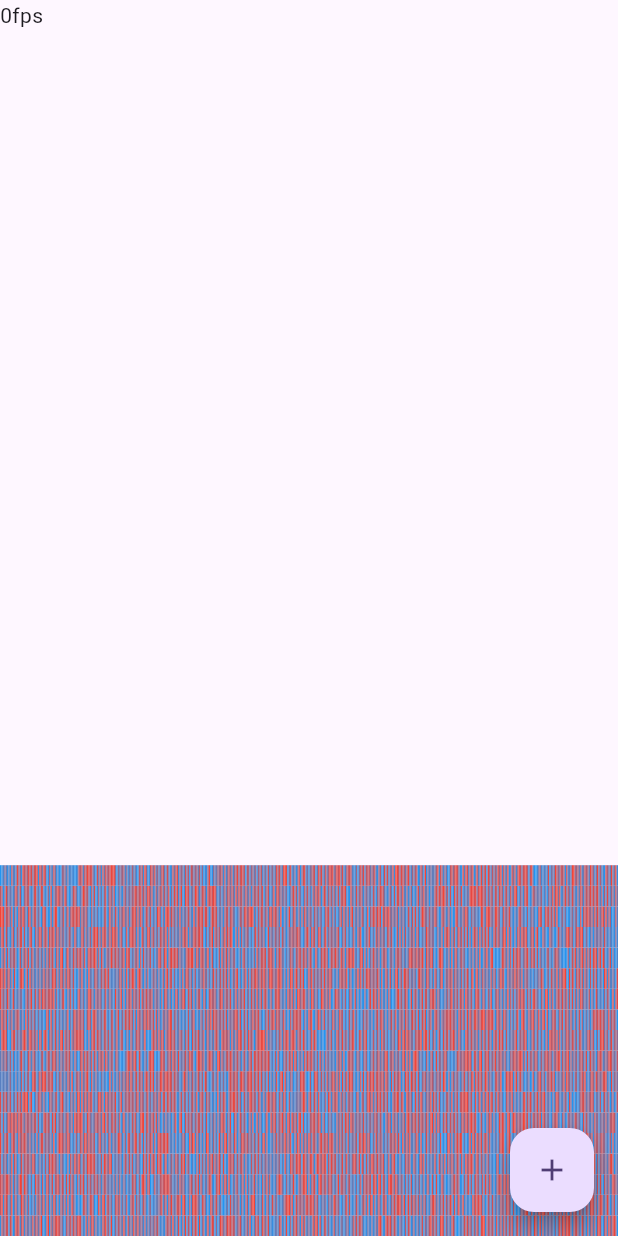
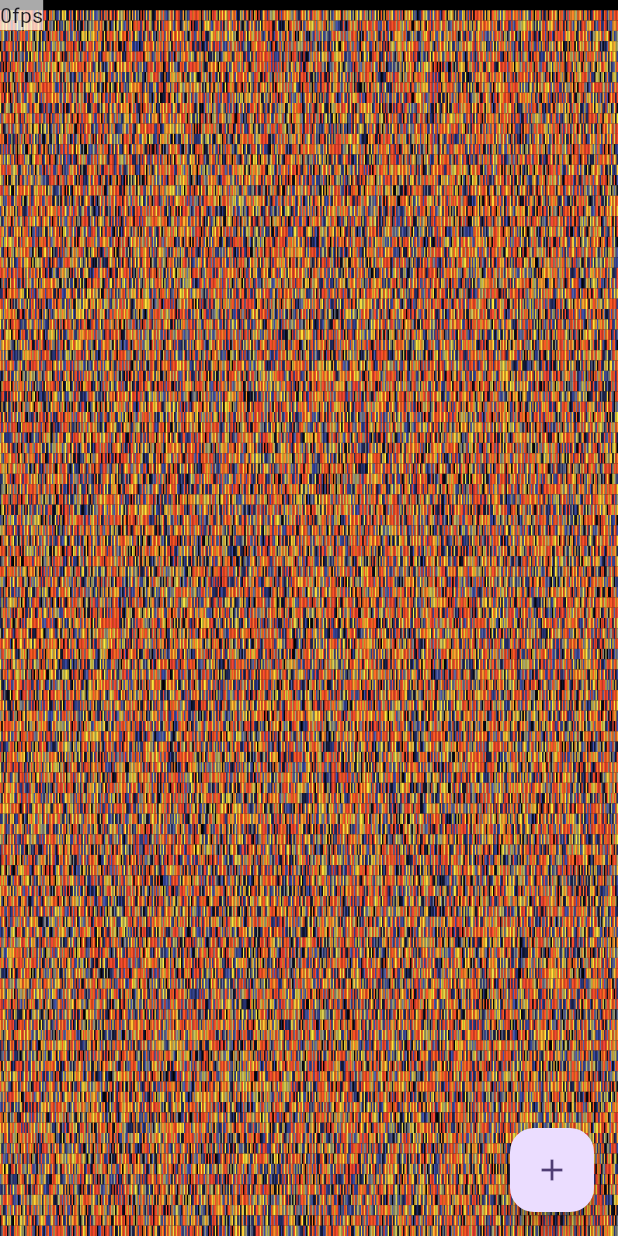
Before and after one commit to CultrCamp/fl_tidal101, a Flutter app: the screen it shows after launch, after a tap on the "add" icon, on a phone screen of 412 x 824 dp. Run offline on Flutter 3.47's test engine with Material 3 defaults, Android fonts, the phone set to English and light mode, and no system bars; our stand-ins replace get.

Commit message:
좀 더 예쁘게 만들어야하는데

```diff
--- /dev/null
+++ b/lib/const/routes.dart
@@ -0,0 +1,12 @@
+import 'package:fl_tidal101/page/index/index.dart';
+import 'package:fl_tidal101/page/index/index_controller.dart';
+import 'package:get/get.dart';
+
+class Routes {
+  static const IndexPage = "/";
+}
+
+final pages = [
+  GetPage(
+      name: Routes.IndexPage, page: () => IndexPage(), binding: IndexBinding())
+];
--- a/lib/main.dart
+++ b/lib/main.dart
@@ -1,22 +1,13 @@
 import 'dart:async';
-import 'dart:math';
 
-import 'package:fl_tidal101/utils/RingBuffer.dart';
-import 'package:fl_tidal101/widgets/spectrogram.dart';
+import 'package:fl_tidal101/const/routes.dart';
 import 'package:flutter/material.dart';
-import 'package:flutter/scheduler.dart';
+import 'package:get/get.dart';
 
 void main() {
-  runApp(const MyApp());
-}
-
-class MyApp extends StatelessWidget {
-  const MyApp({super.key});
-
-  // This widget is the root of your application.
-  @override
-  Widget build(BuildContext context) {
-    return MaterialApp(
+  runZonedGuarded(() {
+    WidgetsFlutterBinding.ensureInitialized();
+    runApp(GetMaterialApp(
       title: 'Flutter Demo',
       theme: ThemeData(
         // This is the theme of your application.
@@ -37,107 +28,12 @@ class MyApp extends StatelessWidget {
         colorScheme: ColorScheme.fromSeed(seedColor: Colors.deepPurple),
         useMaterial3: true,
       ),
-      home: const MyHomePage(title: 'Flutter Demo Home Page'),
-    );
-  }
+      getPages: pages,
+      initialRoute: Routes.IndexPage,
+      color: Colors.black,
+      debugShowCheckedModeBanner: false,
+      showSemanticsDebugger: false,
+      debugShowMaterialGrid: false,
+    ));
+  }, (error, stack) {});
 }
-
-class MyHomePage extends StatefulWidget {
-  const MyHomePage({super.key, required this.title});
-
-  // This widget is the home page of your application. It is stateful, meaning
-  // that it has a State object (defined below) that contains fields that affect
-  // how it looks.
-
-  // This class is the configuration for the state. It holds the values (in this
-  // case the title) provided by the parent (in this case the App widget) and
-  // used by the build method of the State. Fields in a Widget subclass are
-  // always marked "final".
-
-  final String title;
-
-  @override
-  State<MyHomePage> createState() => _MyHomePageState();
-}
-
-class _MyHomePageState extends State<MyHomePage>
-    with SingleTickerProviderStateMixin {
-  Ticker? _ticker;
-  Timer? _sampleDataTimer;
-  int _fps = 0;
-  final RingBuffer<List<double>> _buffer = RingBuffer(60);
-  final int _numFreq = 441;
-  final int fps = 10;
-  final _random = Random();
-
-  int get updateMillis => 1000 ~/ fps;
-
-  void _incrementCounter() {
-    setState(() {});
-  }
-
-  int millisToFps(int millis) {
-    if (millis <= 0) {
-      return 0;
-    }
-    return 1000 ~/ millis;
-  }
-
-  @override
-  void initState() {
-    // TODO: implement initState
-    super.initState();
-    WidgetsBinding.instance.addPostFrameCallback((_) {});
-    _ticker = Ticker((elapsed) {
-      int millis = elapsed.inMicroseconds;
-      int fps = millisToFps(millis);
-      debugPrint("update frame(e: ${millis}ms, $fps)");
-      setState(() {
-        _fps = fps;
-      });
-    })
-      ..start();
-    _sampleDataTimer = Timer.periodic(const Duration(milliseconds: 500), (_) {
-      setState(() {
-        debugPrint("update data");
-        _buffer.add(List<double>.generate(
-            _numFreq, (_) => 0 + _random.nextDouble() * (1.0 - 0)));
-      });
-    });
-  }
-
-  @override
-  void dispose() {
-    // TODO: implement dispose
-    _ticker?.dispose();
-    _sampleDataTimer?.cancel();
-    super.dispose();
-  }
-
-  @override
-  Widget build(BuildContext context) {
-    // This method is rerun every time setState is called, for instance as done
-    // by the _incrementCounter method above.
-    //
-    // The Flutter framework has been optimized to make rerunning build methods
-    // fast, so that you can just rebuild anything that needs updating rather
-    // than having to individually change instances of widgets.
-    return Scaffold(
-      body: Stack(
-        children: [
-          Center(
-              // Center is a layout widget. It takes a single child and positions it
-              // in the middle of the parent.
-              child: SpectrogramWidget(
-                  data: _buffer, numFrequencies: _numFreq, debug: true)),
-          Text("${_fps}fps")
-        ],
-      ),
-      floatingActionButton: FloatingActionButton(
-        onPressed: _incrementCounter,
-        tooltip: 'Increment',
-        child: const Icon(Icons.add),
-      ), // This trailing comma makes auto-formatting nicer for build methods.
-    );
-  }
-}
--- /dev/null
+++ b/lib/page/index/index.dart
@@ -0,0 +1,69 @@
+import 'package:fl_tidal101/page/index/index_controller.dart';
+import 'package:fl_tidal101/widget/spectrogram.dart';
+import 'package:flutter/material.dart';
+import 'package:flutter/scheduler.dart';
+import 'package:get/get.dart';
+
+class IndexPage extends StatefulWidget {
+  @override
+  State<StatefulWidget> createState() => _IndexState();
+}
+
+class _IndexState extends State<IndexPage> with SingleTickerProviderStateMixin {
+  IndexController controller = Get.find();
+  Ticker? _ticker;
+
+  void _incrementCounter() {
+    debugPrint("_numFreq: ${controller.spectrogramHorizontalCount}");
+    setState(() {});
+  }
+
+  @override
+  void initState() {
+    // TODO: implement initState
+    super.initState();
+    WidgetsBinding.instance.addPostFrameCallback((_) {});
+    _ticker = Ticker(controller.updateFps)..start();
+  }
+
+  @override
+  void dispose() {
+    // TODO: implement dispose
+    _ticker?.dispose();
+    super.dispose();
+  }
+
+  @override
+  Widget build(BuildContext context) {
+    // This method is rerun every time setState is called, for instance as done
+    // by the _incrementCounter method above.
+    //
+    // The Flutter framework has been optimized to make rerunning build methods
+    // fast, so that you can just rebuild anything that needs updating rather
+    // than having to individually change instances of widgets.
+    return Scaffold(
+      body: Stack(
+        children: [
+          Center(
+              // Center is a layout widget. It takes a single child and positions it
+              // in the middle of the parent.
+              child: Obx(() => Spectrogram(
+                  data: controller.buffer.value,
+                  horizontalCount: controller.spectrogramHorizontalCount,
+                  intensityColorMap: controller.intensityColorMaps[
+                      controller.intensityColorMapIndex.value],
+                  debug: false))),
+          Container(
+            color: const Color(0xAAFFFFFF),
+            child: Obx(() => Text("${controller.currentFps}fps")),
+          )
+        ],
+      ),
+      floatingActionButton: FloatingActionButton(
+        onPressed: _incrementCounter,
+        tooltip: 'Increment',
+        child: const Icon(Icons.add),
+      ), // This trailing comma makes auto-formatting nicer for build methods.
+    );
+  }
+}
--- /dev/null
+++ b/lib/page/index/index_controller.dart
@@ -0,0 +1,70 @@
+import 'dart:async';
+import 'dart:math';
+
+import 'package:flutter/material.dart';
+import 'package:get/get.dart';
+
+import '../../utils/RingBuffer.dart';
+
+class IndexBinding extends Bindings {
+  @override
+  void dependencies() {
+    Get.lazyPut(() => IndexController());
+  }
+}
+
+class IndexController extends GetxController {
+  Timer? _sampleDataTimer;
+  RxInt currentFps = 0.obs;
+  int _lastTick = 0;
+  RxInt intensityColorMapIndex = 0.obs;
+  final Rx<RingBuffer<List<double>>> buffer = Rx(RingBuffer(120));
+  final int spectrogramHorizontalCount = 440;
+  final int spectrogramVerticalCount = 120;
+  final int fps = 10;
+  final _random = Random();
+
+  final List<Map<double, Color>> intensityColorMaps = [
+    {
+      0.0: Colors.black,
+      0.25: Colors.indigo,
+      0.5: Colors.yellow,
+      0.75: Colors.deepOrange,
+      1.0: Colors.red,
+    }
+  ];
+
+  int get updateMillis => 1000 ~/ fps;
+
+  int _millisToFps(int millis) {
+    if (millis <= 0) {
+      return 0;
+    }
+    return 1000 ~/ millis;
+  }
+
+  void updateFps(Duration elapsed) {
+    int millis = elapsed.inMilliseconds - _lastTick;
+    _lastTick = elapsed.inMilliseconds;
+    currentFps.value = _millisToFps(millis);
+    // debugPrint("update frame(e: ${millis}ms, $currentFps)");
+  }
+
+  @override
+  void onInit() {
+    // TODO: implement onInit
+    super.onInit();
+
+    _sampleDataTimer = Timer.periodic(const Duration(milliseconds: 33), (_) {
+      buffer.value.add(List<double>.generate(spectrogramHorizontalCount,
+          (_) => 0 + _random.nextDouble() * (1.0 - 0)));
+    });
+  }
+
+  @override
+  void onClose() {
+    // TODO: implement onClose
+    _sampleDataTimer?.cancel();
+    super.onClose();
+  }
+}
--- a/lib/utils/RingBuffer.dart
+++ b/lib/utils/RingBuffer.dart
@@ -1,4 +1,6 @@
-class RingBuffer<T> with Iterable<T> {
+import 'package:flutter/cupertino.dart';
+
+class RingBuffer<T> extends ChangeNotifier with Iterable<T> {
   final List<T?> _buffer;
   int _writeIndex = 0;
   int _readIndex = 0;
@@ -24,6 +26,7 @@ class RingBuffer<T> with Iterable<T> {
     } else {
       _size++;
     }
+    notifyListeners();
   }
 
   T? get() {
@@ -46,6 +49,16 @@ class RingBuffer<T> with Iterable<T> {
   String toString() {
     return _buffer.toString();
   }
+
+  @override
+  bool operator ==(Object other) =>
+      identical(this, other) ||
+      other is RingBuffer &&
+          runtimeType == other.runtimeType &&
+          _writeIndex == other._writeIndex;
+
+  @override
+  int get hashCode => _writeIndex.hashCode;
 }
 
 class _RingBufferIterator<T> implements Iterator<T> {
--- /dev/null
+++ b/lib/widget/spectrogram.dart
@@ -0,0 +1,118 @@
+import 'dart:core';
+
+import 'package:fl_tidal101/utils/RingBuffer.dart';
+import 'package:flutter/material.dart';
+
+class Spectrogram extends StatelessWidget {
+  final Map<double, Color> intensityColorMap;
+  final RingBuffer<List<double>> data;
+  final int horizontalCount;
+  final int verticalCount;
+  final bool debug;
+
+  const Spectrogram(
+      {required this.data,
+      required this.horizontalCount,
+      this.verticalCount = 120,
+      this.debug = false,
+      required this.intensityColorMap,
+      super.key});
+
+  @override
+  Widget build(BuildContext context) {
+    return CustomPaint(
+      size: const Size(double.infinity, double.infinity),
+      painter: SpectrogramPainter(data, horizontalCount, verticalCount,
+          onFramePainted: () {
+        if (debug) {
+          debugPrint("repaint");
+        }
+      }, intensityColorMap: intensityColorMap, debug: debug),
+    );
+  }
+}
+
+class SpectrogramPainter extends CustomPainter {
+  final RingBuffer<List<double>> data;
+  final int horizontalCount;
+  final int verticalCount;
+  final VoidCallback onFramePainted;
+  final bool debug;
+
+  // 강도에 따른 색상 매핑
+  final Map<double, Color> intensityColorMap;
+
+  SpectrogramPainter(
+    this.data,
+    this.horizontalCount,
+    this.verticalCount, {
+    required this.onFramePainted,
+    required this.intensityColorMap,
+    this.debug = false,
+  });
+
+  @override
+  void paint(Canvas canvas, Size size) {
+    final paintBg = Paint()..color = Colors.black; // 배경 색상 설정
+
+    // 전체 화면 크기의 사각형을 만듭니다.
+    final rect = Rect.fromLTWH(0, 0, size.width, size.height);
+    canvas.drawRect(rect, paintBg);
+
+    final paint = Paint();
+    final cellWidth = size.width / horizontalCount;
+    final cellHeight = size.height / verticalCount;
+    if (debug) {
+      debugPrint("CANVAS: width: ${size.width} height: ${size.height}");
+      debugPrint("CELL: width: $cellWidth height: $cellHeight");
+    }
+
+    for (final (int index, List<double> item) in data.indexed) {
+      for (int j = 0; j < item.length; j++) {
+        double intensity = item[j];
+        paint.color = getColorForIntensity(intensity); // 색상 결정
+
+        final rect = Rect.fromLTWH(
+          j * cellWidth,
+          (index + 1) * cellHeight, // 시간 축을 아래쪽에서 위쪽으로 그리기
+          cellWidth,
+          cellHeight,
+        );
+
+        canvas.drawRect(rect, paint);
+      }
+    }
+
+    onFramePainted(); // 프레임이 그려질 때마다 호출하여 FPS 계산에 사용
+  }
+
+  // 강도에 따라 색상을 반환하는 함수 (중간값 그라데이션 적용)
+  Color getColorForIntensity(double intensity) {
+    final sortedKeys = intensityColorMap.keys.toList()..sort();
+
+    // 중간값을 찾기 위한 색상 정의
+    for (int i = 0; i < sortedKeys.length - 1; i++) {
+      double lower = sortedKeys[i];
+      double upper = sortedKeys[i + 1];
+
+      if (intensity >= lower && intensity <= upper) {
+        double t = (intensity - lower) / (upper - lower);
+        return Color.lerp(
+            intensityColorMap[lower], intensityColorMap[upper], t)!;
+      }
+    }
+
+    // 강도가 맵의 범위를 벗어난 경우에 대한 처리
+    if (intensity <= sortedKeys.first) {
+      return intensityColorMap[sortedKeys.first]!;
+    } else {
+      return intensityColorMap[sortedKeys.last]!;
+    }
+  }
+
+  @override
+  bool shouldRepaint(covariant SpectrogramPainter oldDelegate) {
+    // 데이터가 변경되었을 때만 다시 그리도록 설정
+    return oldDelegate.data != data;
+  }
+}
--- a/lib/widgets/spectrogram.dart
+++ /dev/null
@@ -1,78 +0,0 @@
-import 'package:fl_tidal101/utils/RingBuffer.dart';
-import 'package:flutter/material.dart';
-
-class SpectrogramWidget extends StatelessWidget {
-  final RingBuffer<List<double>> data;
-  final int numFrequencies;
-  final bool debug;
-
-  const SpectrogramWidget(
-      {required this.data,
-      required this.numFrequencies,
-      this.debug = false,
-      super.key});
-
-  @override
-  Widget build(BuildContext context) {
-    return CustomPaint(
-      size: const Size(double.infinity, double.infinity),
-      painter: SpectrogramPainter(data, numFrequencies, onFramePainted: () {
-        if (debug) {
-          debugPrint("repaint");
-        }
-      }, debug: debug),
-    );
-  }
-}
-
-class SpectrogramPainter extends CustomPainter {
-  final RingBuffer<List<double>> data;
-  final int numFrequencies;
-  final VoidCallback onFramePainted;
-  final bool debug;
-
-  SpectrogramPainter(this.data, this.numFrequencies,
-      {required this.onFramePainted, this.debug = false});
-
-  @override
-  void paint(Canvas canvas, Size size) {
-    final paint = Paint();
-    final cellWidth = size.width / numFrequencies;
-    final cellHeight = size.height / data.capacity;
-    if (debug) {
-      debugPrint("CANVAS: width: ${size.width} height: ${size.height}");
-      debugPrint("CELL: width: $cellWidth height: $cellHeight");
-    }
-
-    for (final (index, item) in data.indexed) {
-      for (int j = 0; j < numFrequencies; j++) {
-        double intensity = item[j];
-        paint.color = getColorForIntensity(intensity);
-
-        final rect = Rect.fromLTWH(
-          j * cellWidth,
-          size.height - (index + 1) * cellHeight, // 시간 축을 아래쪽에서 위쪽으로 그리기
-          cellWidth,
-          cellHeight,
-        );
-
-        canvas.drawRect(rect, paint);
-      }
-    }
-
-    onFramePainted(); // 프레임이 그려질 때마다 호출하여 FPS 계산에 사용
-  }
-
-  Color getColorForIntensity(double intensity) {
-    final normalizedIntensity = intensity.clamp(0.0, 1.0);
-    return Color.lerp(
-        Colors.blue, Colors.red, normalizedIntensity)!; // 강도에 따라 색상 그라데이션 생성
-  }
-
-  @override
-  bool shouldRepaint(covariant SpectrogramPainter oldDelegate) {
-    // 데이터가 변경되었을 때만 다시 그리도록 설정
-    // return oldDelegate.data != data;
-    return true;
-  }
-}
--- a/pubspec.yaml
+++ b/pubspec.yaml
@@ -35,6 +35,7 @@ dependencies:
   # The following adds the Cupertino Icons font to your application.
   # Use with the CupertinoIcons class for iOS style icons.
   cupertino_icons: ^1.0.8
+  get: ^4.6.6
 
 dev_dependencies:
   flutter_test:
```
Also changed, not shown: pubspec.lock, 1 other file.
